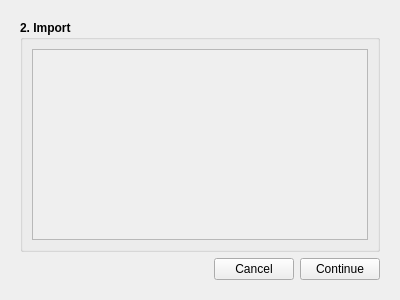
Qt form modules/import/importmodule.ui (MrApe/OpenCompetition) before a commit.
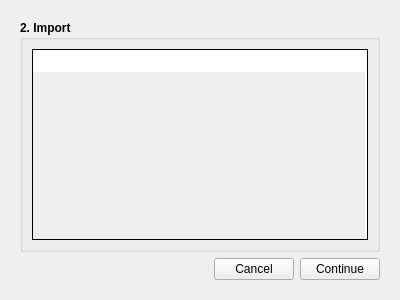
The same form after that commit. The open tabs and pages were chosen to show the change.

What changed in the file:
```diff
--- a/modules/import/importmodule.ui
+++ b/modules/import/importmodule.ui
@@ -147,20 +147,25 @@
          </property>
          <layout class="QHBoxLayout" name="horizontalLayout_4">
           <item>
-           <widget class="QScrollArea" name="scrollArea">
-            <property name="widgetResizable">
+           <widget class="QPlainTextEdit" name="logArea">
+            <property name="autoFillBackground">
              <bool>true</bool>
             </property>
-            <widget class="QWidget" name="scrollAreaWidgetContents">
-             <property name="geometry">
-              <rect>
-               <x>0</x>
-               <y>0</y>
-               <width>336</width>
-               <height>191</height>
-              </rect>
-             </property>
-            </widget>
+            <property name="frameShape">
+             <enum>QFrame::Box</enum>
+            </property>
+            <property name="frameShadow">
+             <enum>QFrame::Plain</enum>
+            </property>
+            <property name="readOnly">
+             <bool>true</bool>
+            </property>
+            <property name="textInteractionFlags">
+             <set>Qt::NoTextInteraction</set>
+            </property>
+            <property name="backgroundVisible">
+             <bool>true</bool>
+            </property>
            </widget>
           </item>
          </layout>
```
Left out of the diff: 17 changed lines with no effect on the pictures.
